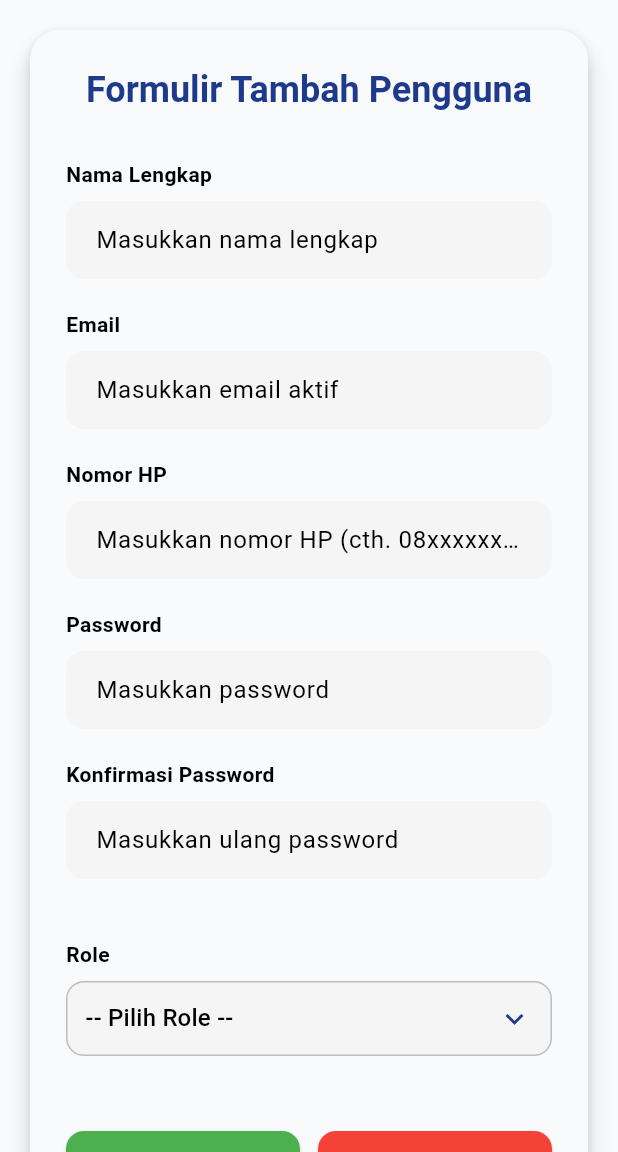
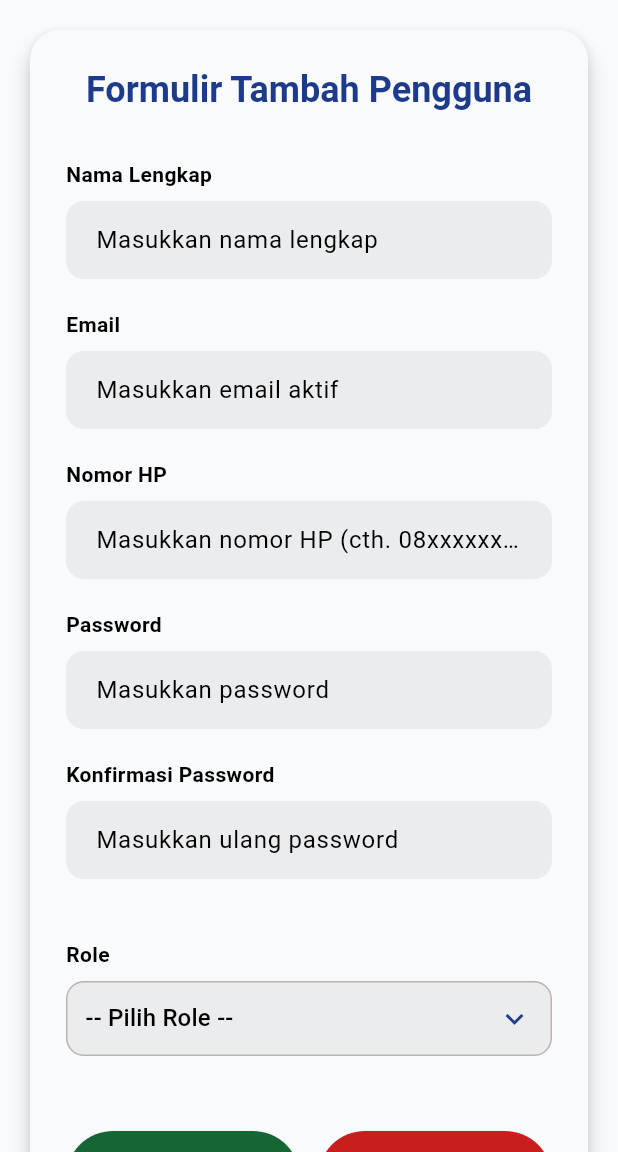
Before and after one commit to Ghetsa/UTS_Mobile_Kelompok3, a Flutter app: the TambahPenggunaPage screen opened by its route, on a phone screen of 412 x 824 dp, the part 84-1236 px from its top. Run offline on Flutter 3.47's test engine with Material 3 defaults, Android fonts, the phone set to English and light mode, and no system bars; our stand-ins replace file_picker, fl_chart.

Commit message:
update warna tambah_pengguna

```diff
--- a/jawara_kelompok3/lib/ManajemenPengguna/Tambah/tambah_pengguna.dart
+++ b/jawara_kelompok3/lib/ManajemenPengguna/Tambah/tambah_pengguna.dart
@@ -10,7 +10,12 @@ class TambahPenggunaPage extends StatefulWidget {
 }
 
 class _TambahPenggunaPageState extends State<TambahPenggunaPage> {
-  final List<String> roles = const ['-- Pilih Role --', 'Admin', 'Bendahara', 'Warga'];
+  final List<String> roles = const [
+    '-- Pilih Role --',
+    'Admin',
+    'Bendahara',
+    'Warga'
+  ];
 
   // Variabel menyimpan
   late String selectedRole;
@@ -20,7 +25,8 @@ class _TambahPenggunaPageState extends State<TambahPenggunaPage> {
   final TextEditingController emailController = TextEditingController();
   final TextEditingController nomorHpController = TextEditingController();
   final TextEditingController passwordController = TextEditingController();
-  final TextEditingController konfirmasiPasswordController = TextEditingController();
+  final TextEditingController konfirmasiPasswordController =
+      TextEditingController();
 
   @override
   void initState() {
@@ -43,7 +49,12 @@ class _TambahPenggunaPageState extends State<TambahPenggunaPage> {
   void _handleSimpan() {
     ScaffoldMessenger.of(context).showSnackBar(
       SnackBar(
-        content: Text('Menyimpan Pengguna Baru: ${namaLengkapController.text} dengan Role $selectedRole'),
+        content: Text(
+            'Menyimpan Pengguna Baru: ${namaLengkapController.text} dengan Role $selectedRole'),
+        backgroundColor: AppTheme.greenMediumDark,
+        behavior: SnackBarBehavior.floating,
+        margin: const EdgeInsets.all(16),
+        shape: RoundedRectangleBorder(borderRadius: BorderRadius.circular(12)),
       ),
     );
   }
@@ -58,9 +69,13 @@ class _TambahPenggunaPageState extends State<TambahPenggunaPage> {
       konfirmasiPasswordController.clear();
       selectedRole = roles.first;
     });
-    ScaffoldMessenger.of(context).showSnackBar(
-      const SnackBar(content: Text('Formulir telah di-reset.')),
-    );
+    ScaffoldMessenger.of(context).showSnackBar(SnackBar(
+      content: const Text('Formulir telah di-reset.'),
+      backgroundColor: AppTheme.greenMediumDark,
+      behavior: SnackBarBehavior.floating,
+      margin: const EdgeInsets.all(16),
+      shape: RoundedRectangleBorder(borderRadius: BorderRadius.circular(12)),
+    ));
   }
 
   @override
@@ -75,10 +90,11 @@ class _TambahPenggunaPageState extends State<TambahPenggunaPage> {
       appBar: AppBar(
         title: const Text(
           "Tambah Akun Pengguna",
-          style: TextStyle(color: Colors.white, fontWeight: FontWeight.bold),
+          style:
+              TextStyle(color: AppTheme.putihFull, fontWeight: FontWeight.bold),
         ),
         backgroundColor: AppTheme.primaryBlue,
-        iconTheme: const IconThemeData(color: Colors.white),
+        iconTheme: const IconThemeData(color: AppTheme.putihFull),
       ),
 
       // Body menggunakan SingleChildScrollView agar scrollable
@@ -89,7 +105,8 @@ class _TambahPenggunaPageState extends State<TambahPenggunaPage> {
             constraints: const BoxConstraints(maxWidth: 900),
             child: Card(
               elevation: 6,
-              shape: RoundedRectangleBorder(borderRadius: BorderRadius.circular(20)),
+              shape: RoundedRectangleBorder(
+                  borderRadius: BorderRadius.circular(20)),
               child: Padding(
                 padding: const EdgeInsets.all(24.0),
                 child: Column(
@@ -99,20 +116,40 @@ class _TambahPenggunaPageState extends State<TambahPenggunaPage> {
                     Center(
                       child: Text(
                         "Formulir Tambah Pengguna",
-                        style: Theme.of(context).textTheme.headlineSmall?.copyWith(
-                              fontWeight: FontWeight.bold,
-                              color: AppTheme.primaryBlue,
-                            ),
+                        style:
+                            Theme.of(context).textTheme.headlineSmall?.copyWith(
+                                  fontWeight: FontWeight.bold,
+                                  color: AppTheme.primaryBlue,
+                                ),
                       ),
                     ),
                     const SizedBox(height: 30),
 
                     // Input Fields
-                    _buildTextField(controller: namaLengkapController, label: "Nama Lengkap", hint: "Masukkan nama lengkap"),
-                    _buildTextField(controller: emailController, label: "Email", hint: "Masukkan email aktif", keyboardType: TextInputType.emailAddress),
-                    _buildTextField(controller: nomorHpController, label: "Nomor HP", hint: "Masukkan nomor HP (cth. 08xxxxxxxxx)", keyboardType: TextInputType.phone),
-                    _buildTextField(controller: passwordController, label: "Password", hint: "Masukkan password", isPassword: true),
-                    _buildTextField(controller: konfirmasiPasswordController, label: "Konfirmasi Password", hint: "Masukkan ulang password", isPassword: true),
+                    _buildTextField(
+                        controller: namaLengkapController,
+                        label: "Nama Lengkap",
+                        hint: "Masukkan nama lengkap"),
+                    _buildTextField(
+                        controller: emailController,
+                        label: "Email",
+                        hint: "Masukkan email aktif",
+                        keyboardType: TextInputType.emailAddress),
+                    _buildTextField(
+                        controller: nomorHpController,
+                        label: "Nomor HP",
+                        hint: "Masukkan nomor HP (cth. 08xxxxxxxxx)",
+                        keyboardType: TextInputType.phone),
+                    _buildTextField(
+                        controller: passwordController,
+                        label: "Password",
+                        hint: "Masukkan password",
+                        isPassword: true),
+                    _buildTextField(
+                        controller: konfirmasiPasswordController,
+                        label: "Konfirmasi Password",
+                        hint: "Masukkan ulang password",
+                        isPassword: true),
 
                     // Dropdown Role
                     const SizedBox(height: 20),
@@ -127,12 +164,15 @@ class _TambahPenggunaPageState extends State<TambahPenggunaPage> {
                           child: ElevatedButton(
                             onPressed: _handleSimpan,
                             style: ElevatedButton.styleFrom(
-                              backgroundColor: Colors.green,
-                              foregroundColor: Colors.white,
-                              padding: const EdgeInsets.symmetric(vertical: 16),
-                              shape: RoundedRectangleBorder(borderRadius: BorderRadius.circular(12)),
+                              backgroundColor: AppTheme.greenDark,
+                              foregroundColor: AppTheme.putihFull,
+                              padding: const EdgeInsets.symmetric(vertical: 20),
+                              shape: RoundedRectangleBorder(
+                                  borderRadius: BorderRadius.circular(50)),
                             ),
-                            child: const Text("Simpan", style: TextStyle(fontSize: 16, fontWeight: FontWeight.bold)),
+                            child: const Text("Simpan",
+                                style: TextStyle(
+                                    fontSize: 16, fontWeight: FontWeight.bold)),
                           ),
                         ),
                         const SizedBox(width: 12),
@@ -142,12 +182,15 @@ class _TambahPenggunaPageState extends State<TambahPenggunaPage> {
                           child: ElevatedButton(
                             onPressed: _handleReset,
                             style: ElevatedButton.styleFrom(
-                              backgroundColor: Colors.red,
-                              foregroundColor: Colors.white,
-                              padding: const EdgeInsets.symmetric(vertical: 16),
-                              shape: RoundedRectangleBorder(borderRadius: BorderRadius.circular(12)),
+                              backgroundColor: AppTheme.redMediumDark,
+                              foregroundColor: AppTheme.putihFull,
+                              padding: const EdgeInsets.symmetric(vertical: 20),
+                              shape: RoundedRectangleBorder(
+                                  borderRadius: BorderRadius.circular(50)),
                             ),
-                            child: const Text("Reset", style: TextStyle(fontSize: 16, fontWeight: FontWeight.bold)),
+                            child: const Text("Reset",
+                                style: TextStyle(
+                                    fontSize: 16, fontWeight: FontWeight.bold)),
                           ),
                         ),
                       ],
@@ -176,7 +219,9 @@ class _TambahPenggunaPageState extends State<TambahPenggunaPage> {
         crossAxisAlignment: CrossAxisAlignment.start,
         children: [
           // Label field
-          Text(label, style: const TextStyle(fontWeight: FontWeight.w600, fontSize: 14)),
+          Text(label,
+              style:
+                  const TextStyle(fontWeight: FontWeight.w600, fontSize: 14)),
           const SizedBox(height: 8),
 
           // TextField input
@@ -187,10 +232,16 @@ class _TambahPenggunaPageState extends State<TambahPenggunaPage> {
             decoration: InputDecoration(
               hintText: hint,
               filled: true,
-              fillColor: Colors.grey.shade100,
-              border: OutlineInputBorder(borderRadius: BorderRadius.circular(12), borderSide: BorderSide.none),
-              focusedBorder: OutlineInputBorder(borderRadius: BorderRadius.circular(12), borderSide: BorderSide(color: AppTheme.primaryBlue, width: 2)),
-              contentPadding: const EdgeInsets.symmetric(horizontal: 16, vertical: 14),
+              fillColor: AppTheme.abu.withOpacity(0.2),
+              border: OutlineInputBorder(
+                  borderRadius: BorderRadius.circular(12),
+                  borderSide: BorderSide.none),
+              focusedBorder: OutlineInputBorder(
+                  borderRadius: BorderRadius.circular(12),
+                  borderSide:
+                      BorderSide(color: AppTheme.primaryBlue, width: 2)),
+              contentPadding:
+                  const EdgeInsets.symmetric(horizontal: 16, vertical: 14),
             ),
           ),
         ],
@@ -206,23 +257,28 @@ class _TambahPenggunaPageState extends State<TambahPenggunaPage> {
         crossAxisAlignment: CrossAxisAlignment.start,
         children: [
           // Label Role
-          const Text("Role", style: TextStyle(fontWeight: FontWeight.w600, fontSize: 14)),
+          const Text("Role",
+              style: TextStyle(fontWeight: FontWeight.w600, fontSize: 14)),
           const SizedBox(height: 8),
 
           // Dropdown container
           Container(
             padding: const EdgeInsets.symmetric(horizontal: 12),
             decoration: BoxDecoration(
-              color: Colors.grey.shade100,
+              color: AppTheme.abu.withOpacity(0.2),
               borderRadius: BorderRadius.circular(12),
-              border: Border.all(color: Colors.grey.shade400),
+              border: Border.all(color: AppTheme.abu),
             ),
             child: DropdownButtonHideUnderline(
               child: DropdownButton<String>(
                 isExpanded: true,
                 value: selectedRole,
-                icon: const Icon(Icons.keyboard_arrow_down, color: AppTheme.primaryBlue),
-                items: roles.map((role) => DropdownMenuItem(value: role, child: Text(role))).toList(),
+                icon: const Icon(Icons.keyboard_arrow_down,
+                    color: AppTheme.primaryBlue),
+                items: roles
+                    .map((role) =>
+                        DropdownMenuItem(value: role, child: Text(role)))
+                    .toList(),
                 onChanged: (String? newValue) {
                   if (newValue != null) setState(() => selectedRole = newValue);
                 },
```
